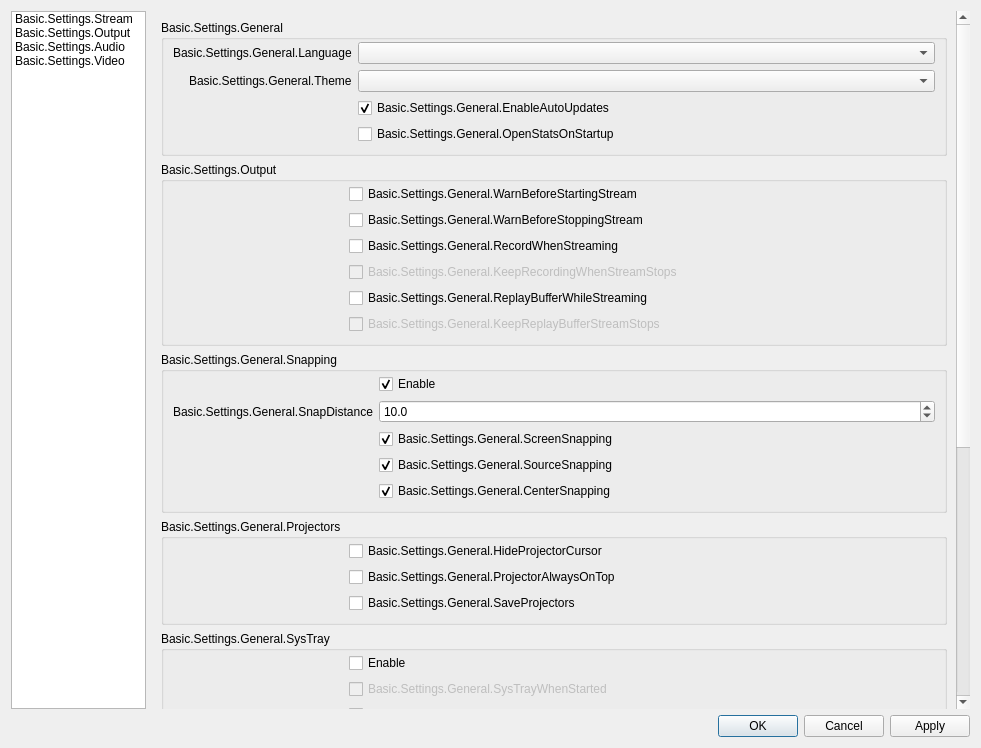
Above: UI/forms/OBSBasicSettings.ui from mhassanrahman/obs-studio before the change. Below: the same form after it.
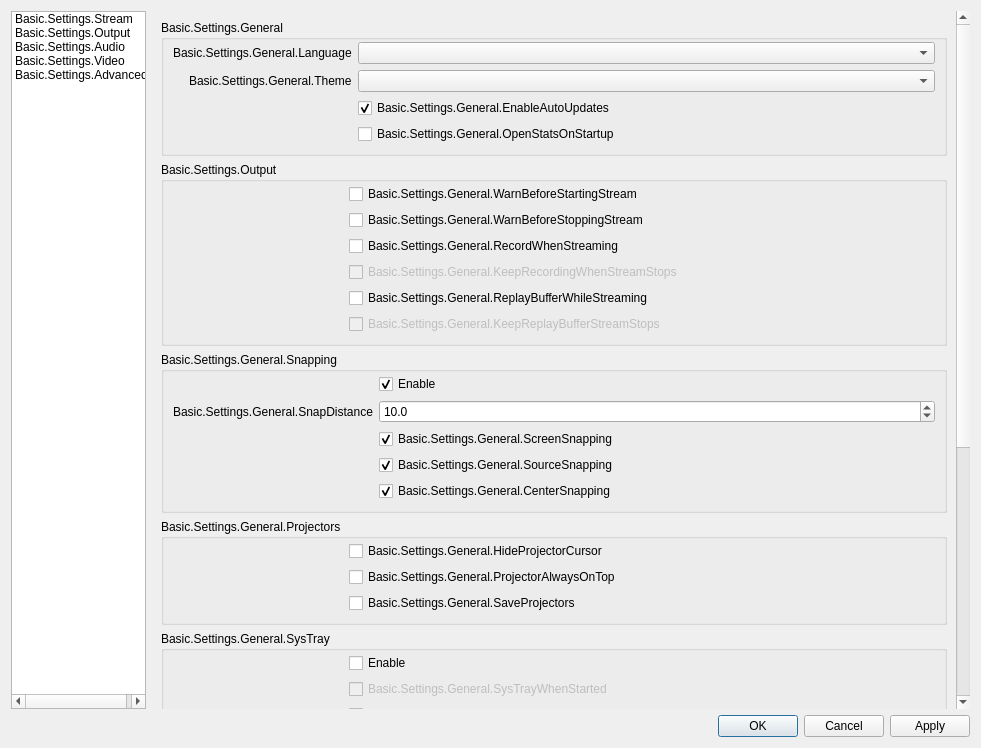
That is the form after the change. Icons and pictures are not drawn.

Commit message: Microphone disabled, Show advance settings on defined Shortcut.

The edit to the form file:
```diff
--- a/UI/forms/OBSBasicSettings.ui
+++ b/UI/forms/OBSBasicSettings.ui
@@ -87,6 +87,15 @@
           <normaloff>:/settings/images/settings/video.svg</normaloff>:/settings/images/settings/video.svg</iconset>
         </property>
        </item>
+       <item>
+        <property name="text">
+         <string>Basic.Settings.Advanced</string>
+        </property>
+        <property name="icon">
+         <iconset resource="obs.qrc">
+          <normaloff>:/settings/images/settings/advanced.svg</normaloff>:/settings/images/settings/advanced.svg</iconset>
+        </property>
+       </item>
       </widget>
      </item>
      <item>
```
Left out of the diff: 52 changed lines with no effect on the pictures. The commit also changes 3 other files.
